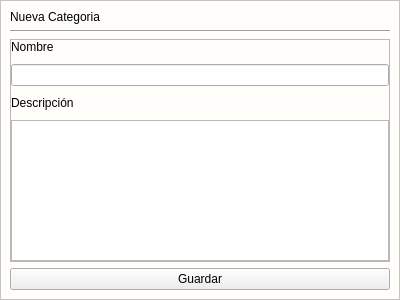
Before: the Qt Designer form app/View/UserInterfaceUi/UI_NUEVA_CATEGORIA.ui in LAngelVp/software-punto-de-venta, drawn with Qt 5.
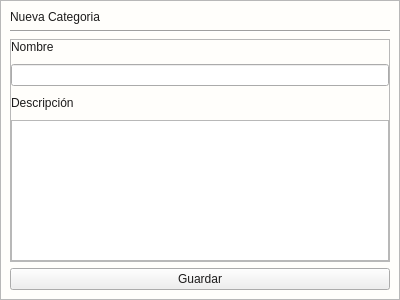
After: the same form once the commit is applied.

```diff
--- a/app/View/UserInterfaceUi/UI_NUEVA_CATEGORIA.ui
+++ b/app/View/UserInterfaceUi/UI_NUEVA_CATEGORIA.ui
@@ -26,11 +26,13 @@
    <string>Form</string>
   </property>
   <property name="styleSheet">
-   <string notr="true">#Nueva_categoria{
+   <string notr="true">*{color: #1d1c1c;}
+#Nueva_categoria{
 background: #fffefb; 
 }
-#contenedor{
+[objectName*=&quot;contenedor&quot;]{
 background: #fffefb; 
+border:none;
 }
 [objectName*=&quot;etiquetaTitulo_&quot;]{
 color: #1d1c1c;
@@ -63,6 +65,7 @@
 border:none;
 border-bottom: 1px solid #1d1c1c;
 border-radius:5px;
+min-height:100px;
 }
 [objectName*=&quot;txt_&quot;]:focus{
 border-bottom: 2px solid #023375;
```
Left out of the diff: 10 changed lines with no effect on the pictures.
